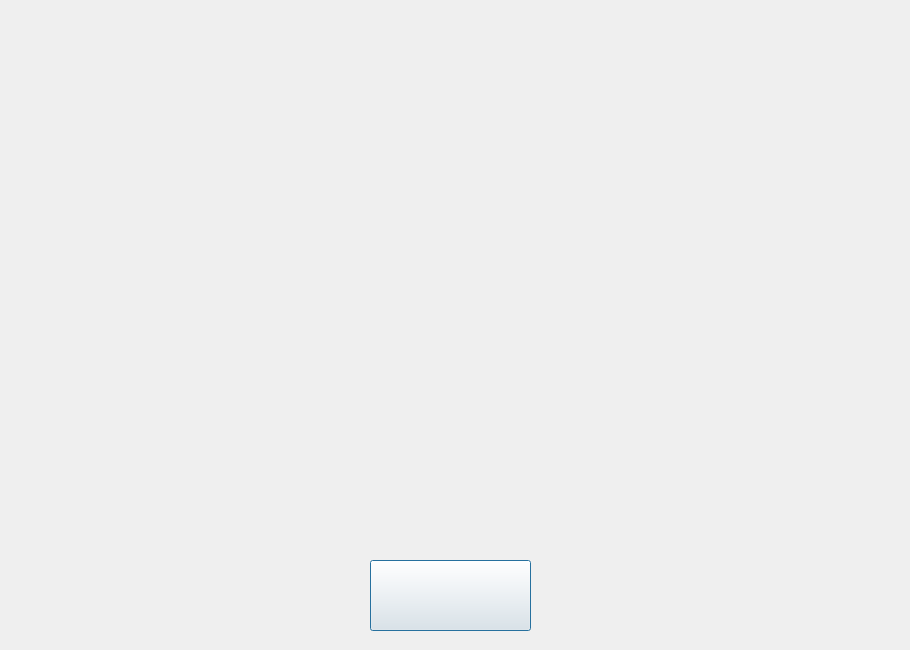
Above: game2introdialog.ui from Hengyu10003/The-Eighth before the change. Below: the same form after it.
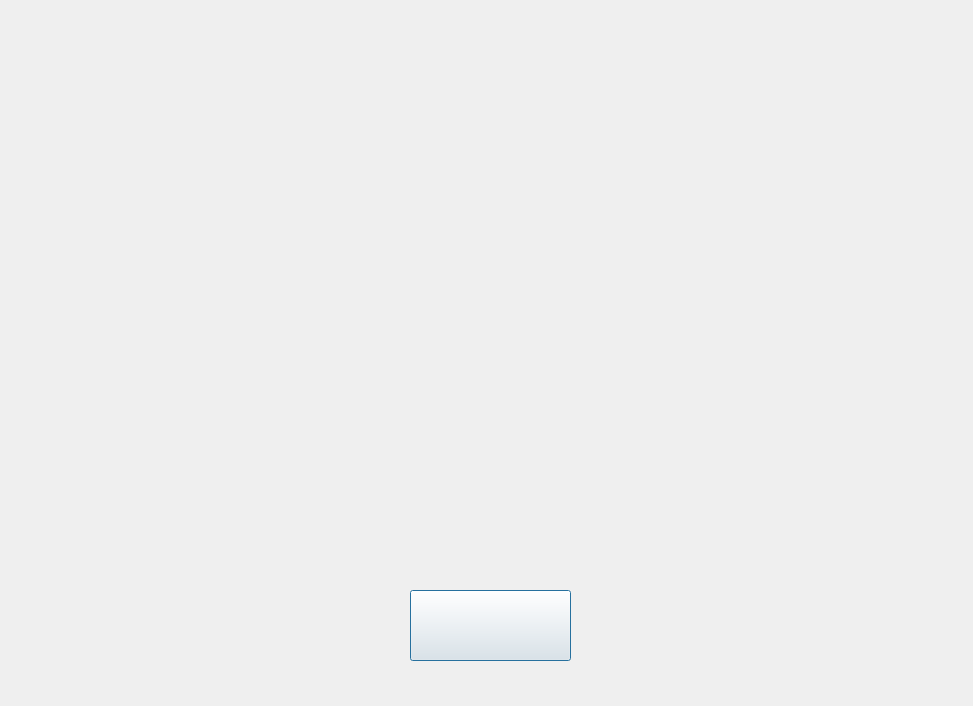
That is the form after the change. Icons and pictures are not drawn.

```diff
--- a/game2introdialog.ui
+++ b/game2introdialog.ui
@@ -6,8 +6,8 @@
    <rect>
     <x>0</x>
     <y>0</y>
-    <width>910</width>
-    <height>650</height>
+    <width>973</width>
+    <height>706</height>
    </rect>
   </property>
   <property name="windowTitle">
@@ -19,8 +19,8 @@
   <widget class="QPushButton" name="returnBtn">
    <property name="geometry">
     <rect>
-     <x>370</x>
-     <y>560</y>
+     <x>410</x>
+     <y>590</y>
      <width>161</width>
      <height>71</height>
     </rect>
```
